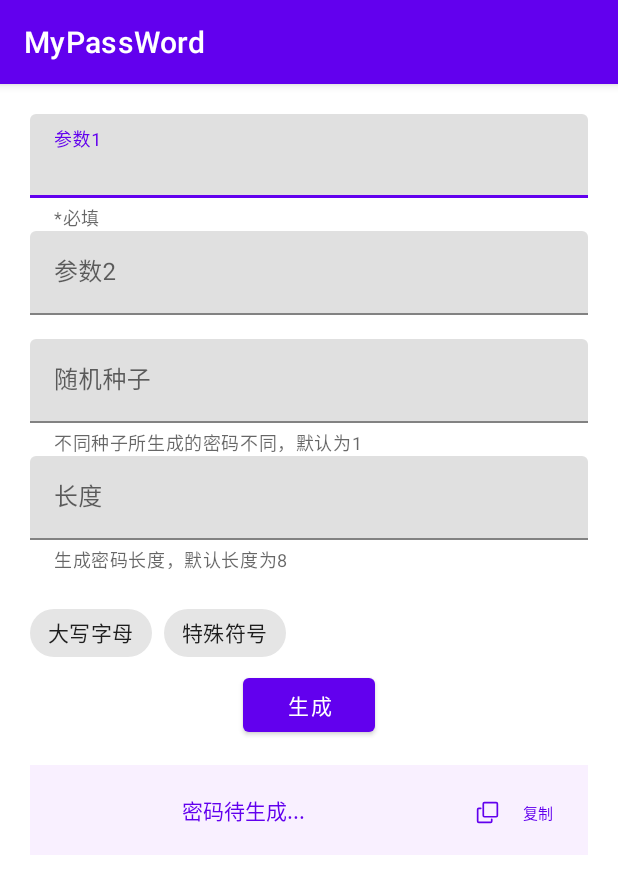
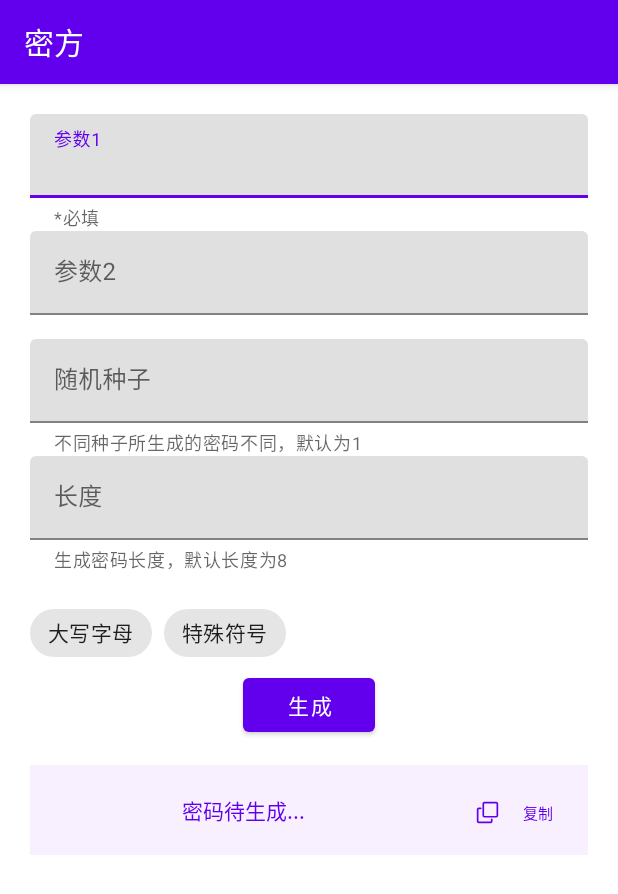
Before and after one commit to Daniel-Why/MyPassWord, an Android app: the MyPwdMainActivity screen opened directly, with no data from a screen before it, on a phone screen of 412 x 824 dp. Shown: the top 894 px of the screen. Run offline under Robolectric (Android 15) with nearby library versions, the phone set to English and light mode, and no system bars; libraries missing offline, so code that uses them is left out: org.apache.commons.

Commit message:
增加toolbar

```diff
--- a/app/src/main/AndroidManifest.xml
+++ b/app/src/main/AndroidManifest.xml
@@ -15,7 +15,7 @@
         tools:targetApi="31">
         <activity
             android:name=".MyPwdMainActivity"
-            android:exported="false" />
+            android:exported="true" />
         <activity
             android:name=".LoginActivity"
             android:exported="true" />
--- a/app/src/main/java/dan/fatzero/mypassword/LoginActivity.java
+++ b/app/src/main/java/dan/fatzero/mypassword/LoginActivity.java
@@ -22,6 +22,8 @@ public class LoginActivity extends AppCompatActivity {
         setContentView(R.layout.activity_login);
 
         Intent intent = new Intent(LoginActivity.this,MyPwdMainActivity.class);
+
+
         dbHelper = new MyDatabaseHelper(this,"UserPwd.dp",null,1);
         baseFunc = new BaseFunction();
 
--- a/app/src/main/res/layout/activity_my_pwd_main.xml
+++ b/app/src/main/res/layout/activity_my_pwd_main.xml
@@ -1,7 +1,38 @@
 <?xml version="1.0" encoding="utf-8"?>
-<LinearLayout xmlns:android="http://schemas.android.com/apk/res/android"
+<FrameLayout xmlns:android="http://schemas.android.com/apk/res/android"
     xmlns:app="http://schemas.android.com/apk/res-auto"
     xmlns:tools="http://schemas.android.com/tools"
+    android:layout_width="match_parent"
+    android:layout_height="match_parent"
+    tools:context=".MainActivity">
+
+    <androidx.coordinatorlayout.widget.CoordinatorLayout
+        android:layout_width="match_parent"
+        android:layout_height="match_parent">
+
+        <com.google.android.material.appbar.AppBarLayout
+            android:layout_width="match_parent"
+            android:layout_height="wrap_content">
+
+            <com.google.android.material.appbar.MaterialToolbar
+                android:id="@+id/topAppBar"
+                android:layout_width="match_parent"
+                android:layout_height="?attr/actionBarSize"
+                app:title="密方"
+                app:menu="@menu/toolbar"
+                android:theme="@style/ThemeOverlay.AppCompat.Dark.ActionBar"
+                app:popupTheme="@style/ThemeOverlay.AppCompat.Light"/>
+            <!-- app:navigationIcon="@drawable/ic_menu" -->
+
+        </com.google.android.material.appbar.AppBarLayout>
+
+        <!-- Note: A RecyclerView can also be used -->
+        <androidx.core.widget.NestedScrollView
+            android:layout_width="match_parent"
+            android:layout_height="match_parent"
+            app:layout_behavior="@string/appbar_scrolling_view_behavior">
+
+            <LinearLayout
                 android:layout_width="match_parent"
                 android:layout_height="match_parent"
                 tools:context=".MyPwdMainActivity"
@@ -129,6 +160,10 @@
                 </LinearLayout>
 
 
+            </LinearLayout>
 
+        </androidx.core.widget.NestedScrollView>
 
-</LinearLayout>
+    </androidx.coordinatorlayout.widget.CoordinatorLayout>
+
+</FrameLayout>
--- a/app/src/main/res/values/themes.xml
+++ b/app/src/main/res/values/themes.xml
@@ -1,6 +1,6 @@
 <resources xmlns:tools="http://schemas.android.com/tools">
     <!-- Base application theme. -->
-    <style name="Theme.MyPassWord" parent="Theme.MaterialComponents.DayNight.DarkActionBar">
+    <style name="Theme.MyPassWord" parent="Theme.MaterialComponents.DayNight.NoActionBar">
         <!-- Primary brand color. -->
         <item name="colorPrimary">@color/purple_500</item>
         <item name="colorPrimaryVariant">@color/purple_700</item>
```
Also changed, not shown: app/src/main/res/layout/activity_login.xml (+3 -8 lines), app/src/main/res/layout/activity_main.xml (+2 -7 lines). Lines whose indentation alone changed are shown as unchanged.
